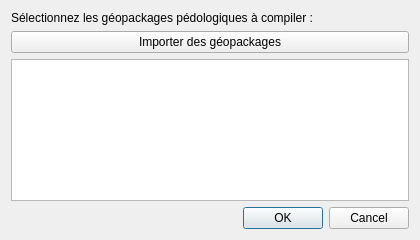
Old version of the form Qracines/modules/pedology/merge/pedology_merge.ui in the repository paul-carteron/Qracines.
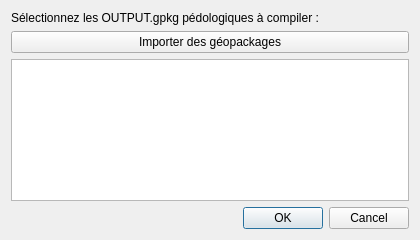
New version of the form.

Patch:
```diff
--- a/Qracines/modules/pedology/merge/pedology_merge.ui
+++ b/Qracines/modules/pedology/merge/pedology_merge.ui
@@ -17,7 +17,7 @@
    <item>
     <widget class="QLabel" name="label">
      <property name="text">
-      <string>Sélectionnez les géopackages pédologiques à compiler :</string>
+      <string>Sélectionnez les OUTPUT.gpkg pédologiques à compiler :</string>
      </property>
     </widget>
    </item>
```
